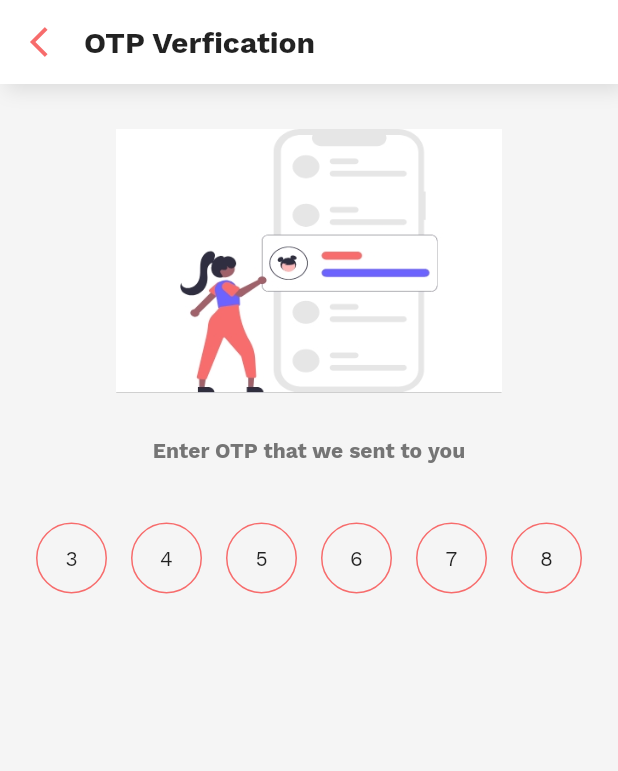
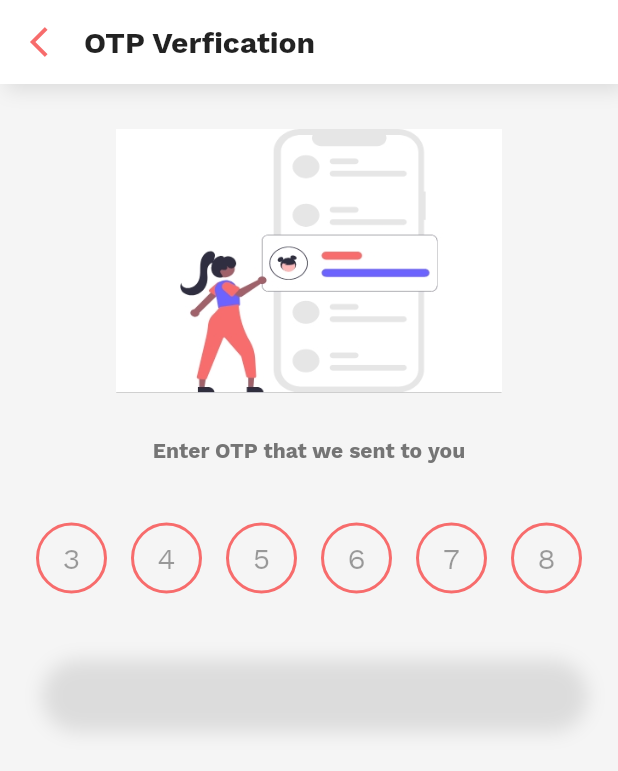
Before and after one commit to wellion-nyi/flutter_chat, a Flutter app: the VerficationScreen screen opened directly, on a phone screen of 412 x 824 dp. Shown: the top 771 px of the screen. Run offline on Flutter 3.47's test engine with Material 2 defaults, Android fonts, the phone set to English and light mode, and no system bars; drawn by our look-alikes of loading_overlay, pin_input_text_field; our stand-ins replace firebase_core, flutter_spinkit, get, smooth_page_indicator; missing offline and left inert: country_code_picker_mp; accounts and stored records are empty.

Commit message:
first add flutter_chat commit

```diff
--- a/lib/screen/verfication_screen.dart
+++ b/lib/screen/verfication_screen.dart
@@ -107,9 +107,30 @@ class VerficationScreen extends StatelessWidget {
                         decoration: CirclePinDecoration(
                             strokeColorBuilder: FixedColorBuilder(
                                 Theme.of(context).primaryColor),
-                                hintText: "345678",
-                                errorText: "error"),
-                       ),
+                            hintText: "345678",
+                            errorText: "error",
+                            strokeWidth: 2,
+                            hintTextStyle: TextStyle(
+                                color: Theme.of(context).disabledColor,
+                                fontSize: 20)),
+                      ),
+                    ),
+                    Padding(
+                      padding: const EdgeInsets.only(
+                          left: 24, right: 24, bottom: 30, top: 40),
+                      child: Container(
+                        height: 48,
+                        decoration: BoxDecoration(
+                            borderRadius: BorderRadius.circular(30),
+                            boxShadow: [
+                              BoxShadow(
+                                  offset: const Offset(4, 4),
+                                  blurRadius: 10,
+                                  color: Theme.of(context)
+                                      .disabledColor
+                                      .withOpacity(0.1))
+                            ]),
+                      ),
                     )
                   ],
                 ),
```
